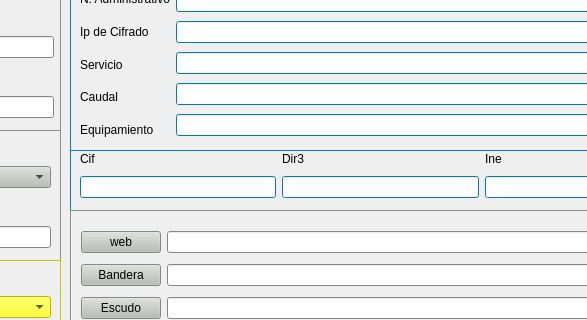
Before: the Qt Designer form sedes.ui in kapazao/GrxMenu, drawn with Qt 5; both pictures show x 570 to 1157 and y 140 to 460 of the 1270 by 912 pixel window.
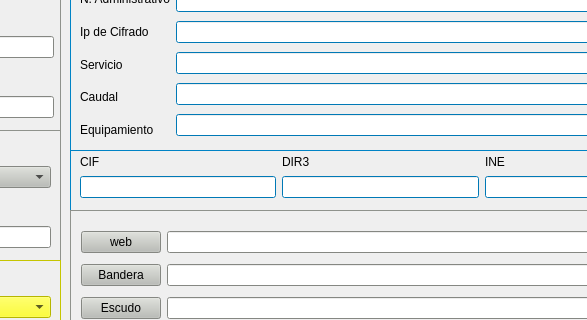
After: the same form once the commit is applied.

The edit to the form file:
```diff
--- a/sedes.ui
+++ b/sedes.ui
@@ -3790,39 +3790,39 @@
     <property name="geometry">
      <rect>
       <x>212</x>
-      <y>0</y>
-      <width>29</width>
-      <height>17</height>
+      <y>3</y>
+      <width>30</width>
+      <height>18</height>
      </rect>
     </property>
     <property name="text">
-     <string>Dir3</string>
+     <string>DIR3</string>
     </property>
    </widget>
    <widget class="QLabel" name="label_29">
     <property name="geometry">
      <rect>
       <x>415</x>
-      <y>0</y>
+      <y>3</y>
       <width>22</width>
-      <height>17</height>
+      <height>18</height>
      </rect>
     </property>
     <property name="text">
-     <string>Ine</string>
+     <string>INE</string>
     </property>
    </widget>
    <widget class="QLabel" name="label_27">
     <property name="geometry">
      <rect>
       <x>10</x>
-      <y>0</y>
-      <width>19</width>
-      <height>17</height>
+      <y>3</y>
+      <width>20</width>
+      <height>18</height>
      </rect>
     </property>
     <property name="text">
-     <string>Cif</string>
+     <string>CIF</string>
     </property>
    </widget>
    <widget class="QWidget" name="layoutWidget">
```
